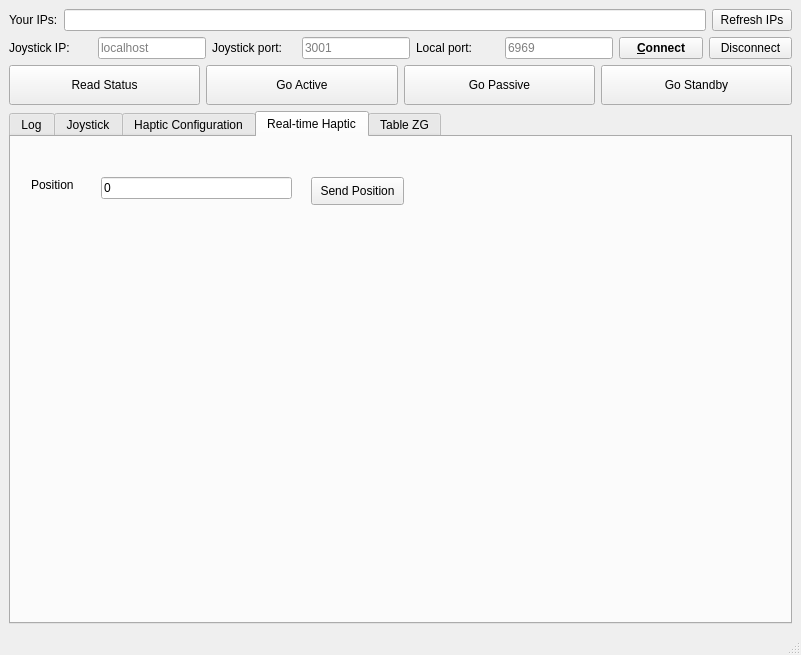
First picture: the form in src/main_window.ui, repository gianmaria/smarter-gui-demo, before the edit.
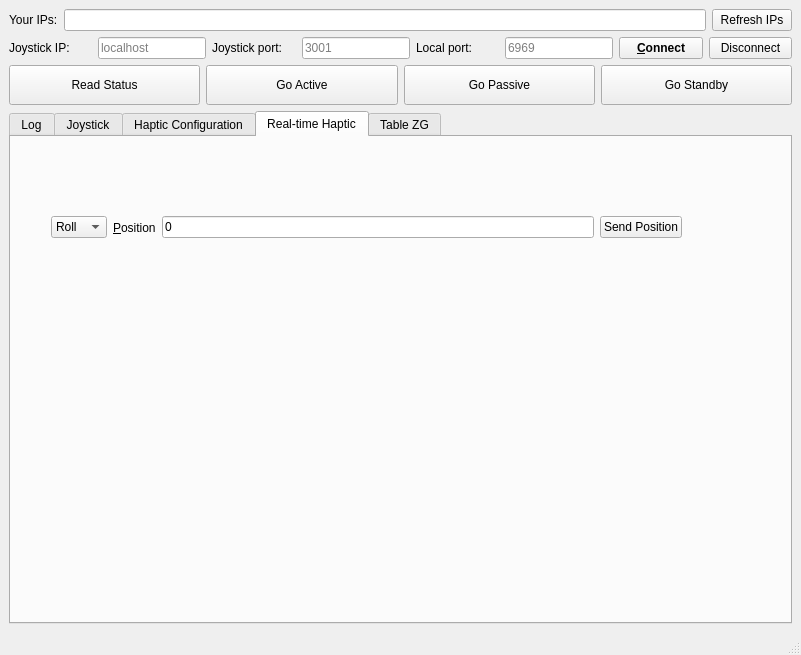
Second picture: the form after the edit. The open tabs and pages were chosen to show the change. Custom widgets are drawn as their Qt base class.

Commit message: added ability to select the dof id before sending the position

What changed in the file:
```diff
--- a/src/main_window.ui
+++ b/src/main_window.ui
@@ -758,44 +758,63 @@
        <attribute name="title">
         <string>Real-time Haptic</string>
        </attribute>
-       <widget class="QLabel" name="label_5">
+       <widget class="QWidget" name="horizontalLayoutWidget">
         <property name="geometry">
          <rect>
-          <x>20</x>
-          <y>40</y>
-          <width>55</width>
-          <height>16</height>
+          <x>40</x>
+          <y>30</y>
+          <width>631</width>
+          <height>121</height>
          </rect>
         </property>
-        <property name="text">
-         <string>Position</string>
-        </property>
-       </widget>
-       <widget class="QLineEdit" name="le_rt_haptic_pos">
-        <property name="geometry">
-         <rect>
-          <x>90</x>
-          <y>40</y>
-          <width>191</width>
-          <height>22</height>
-         </rect>
-        </property>
-        <property name="text">
-         <string>0</string>
-        </property>
-       </widget>
-       <widget class="QPushButton" name="pb_send_rt_haptic_pos">
-        <property name="geometry">
-         <rect>
-          <x>300</x>
-          <y>40</y>
-          <width>93</width>
-          <height>28</height>
-         </rect>
-        </property>
-        <property name="text">
-         <string>Send Position</string>
-        </property>
+        <layout class="QHBoxLayout" name="horizontalLayout_2">
+         <item>
+          <widget class="QComboBox" name="cb_dof_id">
+           <property name="currentIndex">
+            <number>0</number>
+           </property>
+           <item>
+            <property name="text">
+             <string>Roll</string>
+            </property>
+           </item>
+           <item>
+            <property name="text">
+             <string>Pitch</string>
+            </property>
+           </item>
+           <item>
+            <property name="text">
+             <string>Yaw</string>
+            </property>
+           </item>
+          </widget>
+         </item>
+         <item>
+          <widget class="QLabel" name="label_5">
+           <property name="text">
+            <string>&amp;Position</string>
+           </property>
+           <property name="buddy">
+            <cstring>le_rt_haptic_pos</cstring>
+           </property>
+          </widget>
+         </item>
+         <item>
+          <widget class="QLineEdit" name="le_rt_haptic_pos">
+           <property name="text">
+            <string>0</string>
+           </property>
+          </widget>
+         </item>
+         <item>
+          <widget class="QPushButton" name="pb_send_rt_haptic_pos">
+           <property name="text">
+            <string>Send Position</string>
+           </property>
+          </widget>
+         </item>
+        </layout>
        </widget>
       </widget>
       <widget class="QWidget" name="tab_zg">
```
Left out of the diff: 478 changed lines with no effect on the pictures. The commit also changes 1 other file.
